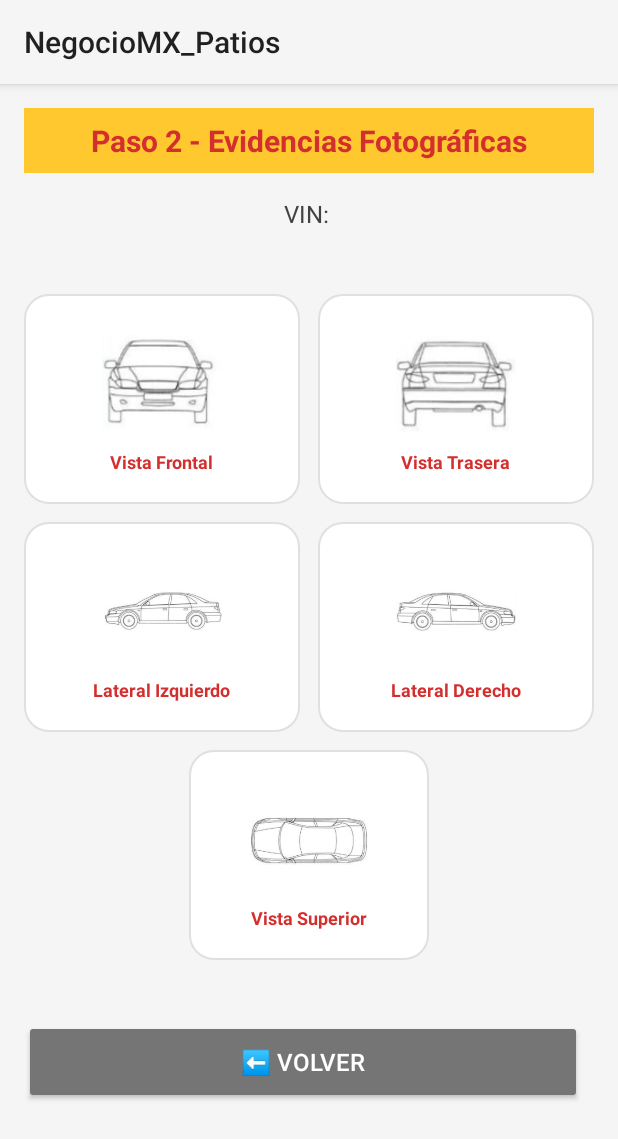
After one commit to MiguelOlea2060/NegocioMX_Patios, an Android app: the Paso2Fotos_Activity screen opened directly, with no data from a screen before it, on a phone screen of 412 x 824 dp. The commit adds this screen. Shown: the top 1139 px of the screen. Run offline under Robolectric (Android 15) with nearby library versions, the phone set to English and light mode, and no system bars.

Commit message:
Paso2Fotos

```diff
--- a/app/src/main/AndroidManifest.xml
+++ b/app/src/main/AndroidManifest.xml
@@ -35,6 +35,9 @@
         android:theme="@style/Theme.NegocioMX_POS"
         android:usesCleartextTraffic="true"
         tools:targetApi="31">
+        <activity
+            android:name=".Paso2Fotos_Activity"
+            android:exported="false" />
         <activity
             android:name=".Paso1Vin_Activity"
             android:exported="false" />
--- a/app/src/main/java/com/example/negociomx_patios/Paso1Vin_Activity.kt
+++ b/app/src/main/java/com/example/negociomx_patios/Paso1Vin_Activity.kt
@@ -1,6 +1,7 @@
 package com.example.negociomx_patios
 
 import android.Manifest
+import android.content.Intent
 import android.content.pm.PackageManager
 import android.graphics.Bitmap
 import android.graphics.BitmapFactory
@@ -224,9 +225,12 @@ class Paso1Vin_Activity : AppCompatActivity() {
             return
         }
 
-
-        Toast.makeText(this, "Navegando a sección de fotos...", Toast.LENGTH_SHORT).show()
-        limpiarFormulario()
+        // <CHANGE> Navegar a Paso2Fotos_Activity pasando el VIN y IdVehiculo
+        val intent = Intent(this, Paso2Fotos_Activity::class.java)
+        intent.putExtra("VIN", vehiculo.VIN)
+        intent.putExtra("IdVehiculo", vehiculo.Id)
+        intent.putExtra("MarcaModelo", "${vehiculo.Marca} - ${vehiculo.Modelo}")
+        startActivity(intent)
     }
 
 
--- /dev/null
+++ b/app/src/main/java/com/example/negociomx_patios/Paso2Fotos_Activity.kt
@@ -0,0 +1,218 @@
+package com.example.negociomx_patios
+
+import android.Manifest
+import android.content.Intent
+import android.content.pm.PackageManager
+import android.graphics.Bitmap
+import android.graphics.BitmapFactory
+import android.net.Uri
+import android.os.Bundle
+import android.provider.MediaStore
+import android.util.Log
+import android.view.View
+import android.widget.ImageView
+import android.widget.LinearLayout
+import android.widget.Toast
+import androidx.activity.result.contract.ActivityResultContracts
+import androidx.appcompat.app.AppCompatActivity
+import androidx.core.content.ContextCompat
+import androidx.core.content.FileProvider
+import androidx.lifecycle.lifecycleScope
+import com.example.negociomx_patios.databinding.ActivityPaso2FotosBinding
+import kotlinx.coroutines.launch
+import java.io.File
+import java.io.FileOutputStream
+import java.text.SimpleDateFormat
+import java.util.*
+
+class Paso2Fotos_Activity : AppCompatActivity() {
+
+    private lateinit var binding: ActivityPaso2FotosBinding
+    private var vinVehiculo: String = ""
+    private var idVehiculo: String = ""
+    private var marcaModelo: String = ""
+
+    private var currentPhotoType: Int = 0
+    private var fotoUri: Uri? = null
+    private val fotosCapturadas = mutableMapOf<Int, Bitmap>()
+    private var modoLectura = false
+
+    // Launcher para cámara
+    private val cameraLauncher = registerForActivityResult(ActivityResultContracts.TakePicture()) { success ->
+        if (success) {
+            procesarFotoCapturada()
+        }
+    }
+
+    // Launcher para permisos
+    private val permissionLauncher = registerForActivityResult(ActivityResultContracts.RequestPermission()) { granted ->
+        if (granted) {
+            abrirCamara(currentPhotoType)
+        } else {
+            Toast.makeText(this, "Permiso de cámara requerido", Toast.LENGTH_SHORT).show()
+        }
+    }
+
+    override fun onCreate(savedInstanceState: Bundle?) {
+        super.onCreate(savedInstanceState)
+        binding = ActivityPaso2FotosBinding.inflate(layoutInflater)
+        setContentView(binding.root)
+
+        obtenerDatosIntent()
+        configurarEventos()
+        verificarFotosExistentes()
+    }
+
+    private fun obtenerDatosIntent() {
+        vinVehiculo = intent.getStringExtra("VIN") ?: ""
+        idVehiculo = intent.getStringExtra("IdVehiculo") ?: ""
+        marcaModelo = intent.getStringExtra("MarcaModelo") ?: ""
+
+        binding.tvInfoVehiculo.text = "VIN: $vinVehiculo\n$marcaModelo"
+    }
+
+    private fun configurarEventos() {
+        // Configurar clicks en placeholders
+        binding.layoutFoto1.setOnClickListener { tomarFoto(1) }
+        binding.layoutFoto2.setOnClickListener { tomarFoto(2) }
+        binding.layoutFoto3.setOnClickListener { tomarFoto(3) }
+        binding.layoutFoto4.setOnClickListener { tomarFoto(4) }
+        binding.layoutFoto5.setOnClickListener { tomarFoto(5) }
+
+        // Botones
+        binding.btnVolver.setOnClickListener { finish() }
+        binding.btnGuardar.setOnClickListener { guardarFotos() }
+    }
+
+    private fun verificarFotosExistentes() {
+        // TODO: Consultar si ya existen fotos para este vehículo
+        // Si existen, cargarlas y activar modo lectura
+        lifecycleScope.launch {
+            try {
+                // Aquí iría la consulta a la base de datos
+                // Por ahora, asumimos que no hay fotos existentes
+                modoLectura = false
+                actualizarInterfaz()
+            } catch (e: Exception) {
+                Log.e("Paso2Fotos", "Error verificando fotos: ${e.message}")
+            }
+        }
+    }
+
+    private fun tomarFoto(tipoFoto: Int) {
+        if (modoLectura) {
+            Toast.makeText(this, "Las fotos ya están guardadas", Toast.LENGTH_SHORT).show()
+            return
+        }
+
+        currentPhotoType = tipoFoto
+
+        if (ContextCompat.checkSelfPermission(this, Manifest.permission.CAMERA) == PackageManager.PERMISSION_GRANTED) {
+            abrirCamara(tipoFoto)
+        } else {
+            permissionLauncher.launch(Manifest.permission.CAMERA)
+        }
+    }
+
+    private fun abrirCamara(tipoFoto: Int) {
+        try {
+            val photoFile = File(getExternalFilesDir(null), "temp_foto_$tipoFoto.jpg")
+            fotoUri = FileProvider.getUriForFile(this, "${packageName}.fileprovider", photoFile)
+            cameraLauncher.launch(fotoUri)
+        } catch (e: Exception) {
+            Toast.makeText(this, "Error abriendo cámara: ${e.message}", Toast.LENGTH_SHORT).show()
+        }
+    }
+
+    private fun procesarFotoCapturada() {
+        try {
+            fotoUri?.let { uri ->
+                val bitmap = BitmapFactory.decodeStream(contentResolver.openInputStream(uri))
+                fotosCapturadas[currentPhotoType] = bitmap
+
+                // Mostrar la foto en el ImageView correspondiente
+                val imageView = when (currentPhotoType) {
+                    1 -> binding.ivFoto1
+                    2 -> binding.ivFoto2
+                    3 -> binding.ivFoto3
+                    4 -> binding.ivFoto4
+                    5 -> binding.ivFoto5
+                    else -> null
+                }
+
+                imageView?.setImageBitmap(bitmap)
+                imageView?.scaleType = ImageView.ScaleType.CENTER_CROP
+
+                actualizarInterfaz()
+                Toast.makeText(this, "Foto capturada correctamente", Toast.LENGTH_SHORT).show()
+            }
+        } catch (e: Exception) {
+            Toast.makeText(this, "Error procesando foto: ${e.message}", Toast.LENGTH_SHORT).show()
+        }
+    }
+
+    private fun actualizarInterfaz() {
+        // Mostrar botón guardar si hay al menos una foto
+        binding.btnGuardar.visibility = if (fotosCapturadas.isNotEmpty() && !modoLectura) {
+            View.VISIBLE
+        } else {
+            View.GONE
+        }
+
+        // Actualizar apariencia de placeholders según modo
+        val layouts = listOf(
+            binding.layoutFoto1, binding.layoutFoto2, binding.layoutFoto3,
+            binding.layoutFoto4, binding.layoutFoto5
+        )
+
+        layouts.forEachIndexed { index, layout ->
+            layout.alpha = if (modoLectura) 0.7f else 1.0f
+        }
+    }
+
+    private fun guardarFotos() {
+        if (fotosCapturadas.isEmpty()) {
+            Toast.makeText(this, "No hay fotos para guardar", Toast.LENGTH_SHORT).show()
+            return
+        }
+
+        lifecycleScope.launch {
+            try {
+                // TODO: Implementar guardado en base de datos
+                // Por ahora, solo guardamos localmente
+
+                fotosCapturadas.forEach { (tipo, bitmap) ->
+                    guardarFotoLocal(bitmap, tipo)
+                }
+
+                Toast.makeText(this@Paso2Fotos_Activity, "Fotos guardadas correctamente", Toast.LENGTH_LONG).show()
+
+                // Activar modo lectura
+                modoLectura = true
+                actualizarInterfaz()
+
+            } catch (e: Exception) {
+                Toast.makeText(this@Paso2Fotos_Activity, "Error guardando fotos: ${e.message}", Toast.LENGTH_LONG).show()
+            }
+        }
+    }
+
+    private fun guardarFotoLocal(bitmap: Bitmap, tipo: Int) {
+        try {
+            val timestamp = SimpleDateFormat("yyyyMMdd_HHmmss", Locale.getDefault()).format(Date())
+            val filename = "vehiculo_${vinVehiculo}_tipo${tipo}_$timestamp.jpg"
+            val file = File(getExternalFilesDir("fotos_vehiculos"), filename)
+
+            file.parentFile?.mkdirs()
+
+            FileOutputStream(file).use { out ->
+                bitmap.compress(Bitmap.CompressFormat.JPEG, 90, out)
+            }
+
+            Log.d("Paso2Fotos", "Foto guardada: ${file.absolutePath}")
+
+        } catch (e: Exception) {
+            Log.e("Paso2Fotos", "Error guardando foto local: ${e.message}")
+        }
+    }
+}
--- a/app/src/main/java/com/example/negociomx_patios/Utils/ConexionSQLServer.kt
+++ b/app/src/main/java/com/example/negociomx_patios/Utils/ConexionSQLServer.kt
@@ -22,6 +22,7 @@ object ConexionSQLServer {
     private const val PORT = "1433"
 
 
+
     fun obtenerConexion(): Connection? {
         return try {
             Class.forName("net.sourceforge.jtds.jdbc.Driver")
--- /dev/null
+++ b/app/src/main/res/layout/activity_paso2_fotos.xml
@@ -0,0 +1,263 @@
+<?xml version="1.0" encoding="utf-8"?>
+<ScrollView xmlns:android="http://schemas.android.com/apk/res/android"
+    xmlns:app="http://schemas.android.com/apk/res/android"
+    android:layout_width="match_parent"
+    android:layout_height="match_parent"
+    android:background="#F5F5F5"
+    android:padding="16dp">
+
+    <LinearLayout
+        android:layout_width="match_parent"
+        android:layout_height="wrap_content"
+        android:orientation="vertical"
+        android:gravity="center_horizontal">
+
+        <!-- Título -->
+        <TextView
+            android:id="@+id/tvTitulo"
+            android:padding="8dp"
+            android:background="@color/naranja_ligero"
+            android:layout_width="match_parent"
+            android:layout_height="wrap_content"
+            android:text="Paso 2 - Evidencias Fotográficas"
+            android:textSize="20sp"
+            android:textStyle="bold"
+            android:textColor="@color/primary_auto"
+            android:gravity="center"
+            android:layout_marginBottom="16dp" />
+
+        <!-- Info del Vehículo -->
+        <TextView
+            android:id="@+id/tvInfoVehiculo"
+            android:layout_width="match_parent"
+            android:layout_height="wrap_content"
+            android:text="Vehículo: Cargando..."
+            android:textSize="16sp"
+            android:textColor="#424242"
+            android:gravity="center"
+            android:layout_marginBottom="24dp" />
+
+        <!-- Grid de Fotos 2x3 -->
+        <LinearLayout
+            android:layout_width="match_parent"
+            android:layout_height="wrap_content"
+            android:orientation="vertical">
+
+            <!-- Fila 1: Frontal y Trasera -->
+            <LinearLayout
+                android:layout_width="match_parent"
+                android:layout_height="wrap_content"
+                android:orientation="horizontal"
+                android:layout_marginBottom="12dp">
+
+                <!-- Foto 1: Frontal -->
+                <LinearLayout
+                    android:id="@+id/layoutFoto1"
+                    android:layout_width="0dp"
+                    android:layout_height="140dp"
+                    android:layout_weight="1"
+                    android:orientation="vertical"
+                    android:background="@drawable/card_background"
+                    android:padding="8dp"
+                    android:layout_marginEnd="6dp"
+                    android:gravity="center"
+                    android:clickable="true">
+
+                    <ImageView
+                        android:id="@+id/ivFoto1"
+                        android:layout_width="80dp"
+                        android:layout_height="80dp"
+                        android:src="@drawable/placeholder_frontal"
+                        android:scaleType="centerInside" />
+
+                    <TextView
+                        android:layout_width="wrap_content"
+                        android:layout_height="wrap_content"
+                        android:text="Vista Frontal"
+                        android:textSize="12sp"
+                        android:textColor="@color/primary_auto"
+                        android:textStyle="bold"
+                        android:layout_marginTop="4dp" />
+
+                </LinearLayout>
+
+                <!-- Foto 2: Trasera -->
+                <LinearLayout
+                    android:id="@+id/layoutFoto2"
+                    android:layout_width="0dp"
+                    android:layout_height="140dp"
+                    android:layout_weight="1"
+                    android:orientation="vertical"
+                    android:background="@drawable/card_background"
+                    android:padding="8dp"
+                    android:layout_marginStart="6dp"
+                    android:gravity="center"
+                    android:clickable="true">
+
+                    <ImageView
+                        android:id="@+id/ivFoto2"
+                        android:layout_width="80dp"
+                        android:layout_height="80dp"
+                        android:src="@drawable/placeholder_trasera"
+                        android:scaleType="centerInside" />
+
+                    <TextView
+                        android:layout_width="wrap_content"
+                        android:layout_height="wrap_content"
+                        android:text="Vista Trasera"
+                        android:textSize="12sp"
+                        android:textColor="@color/primary_auto"
+                        android:textStyle="bold"
+                        android:layout_marginTop="4dp" />
+
+                </LinearLayout>
+
+            </LinearLayout>
+
+            <!-- Fila 2: Laterales -->
+            <LinearLayout
+                android:layout_width="match_parent"
+                android:layout_height="wrap_content"
+                android:orientation="horizontal"
+                android:layout_marginBottom="12dp">
+
+                <!-- Foto 3: Lateral Izquierdo -->
+                <LinearLayout
+                    android:id="@+id/layoutFoto3"
+                    android:layout_width="0dp"
+                    android:layout_height="140dp"
+                    android:layout_weight="1"
+                    android:orientation="vertical"
+                    android:background="@drawable/card_background"
+                    android:padding="8dp"
+                    android:layout_marginEnd="6dp"
+                    android:gravity="center"
+                    android:clickable="true">
+
+                    <ImageView
+                        android:id="@+id/ivFoto3"
+                        android:layout_width="80dp"
+                        android:layout_height="80dp"
+                        android:src="@drawable/placeholder_lateral_izq"
+                        android:scaleType="centerInside" />
+
+                    <TextView
+                        android:layout_width="wrap_content"
+                        android:layout_height="wrap_content"
+                        android:text="Lateral Izquierdo"
+                        android:textSize="12sp"
+                        android:textColor="@color/primary_auto"
+                        android:textStyle="bold"
+                        android:layout_marginTop="4dp" />
+
+                </LinearLayout>
+
+                <!-- Foto 4: Lateral Derecho -->
+                <LinearLayout
+                    android:id="@+id/layoutFoto4"
+                    android:layout_width="0dp"
+                    android:layout_height="140dp"
+                    android:layout_weight="1"
+                    android:orientation="vertical"
+                    android:background="@drawable/card_background"
+                    android:padding="8dp"
+                    android:layout_marginStart="6dp"
+                    android:gravity="center"
+                    android:clickable="true">
+
+                    <ImageView
+                        android:id="@+id/ivFoto4"
+                        android:layout_width="80dp"
+                        android:layout_height="80dp"
+                        android:src="@drawable/placeholder_lateral_der"
+                        android:scaleType="centerInside" />
+
+                    <TextView
+                        android:layout_width="wrap_content"
+                        android:layout_height="wrap_content"
+                        android:text="Lateral Derecho"
+                        android:textSize="12sp"
+                        android:textColor="@color/primary_auto"
+                        android:textStyle="bold"
+                        android:layout_marginTop="4dp" />
+
+                </LinearLayout>
+
+            </LinearLayout>
+
+            <!-- Fila 3: Superior (centrada) -->
+            <LinearLayout
+                android:layout_width="match_parent"
+                android:layout_height="wrap_content"
+                android:orientation="horizontal"
+                android:gravity="center"
+                android:layout_marginBottom="24dp">
+
+                <!-- Foto 5: Superior -->
+                <LinearLayout
+                    android:id="@+id/layoutFoto5"
+                    android:layout_width="160dp"
+                    android:layout_height="140dp"
+                    android:orientation="vertical"
+                    android:background="@drawable/card_background"
+                    android:padding="8dp"
+                    android:gravity="center"
+                    android:clickable="true">
+
+                    <ImageView
+                        android:id="@+id/ivFoto5"
+                        android:layout_width="80dp"
+                        android:layout_height="80dp"
+                        android:src="@drawable/placeholder_superior"
+                        android:scaleType="centerInside" />
+
+                    <TextView
+                        android:layout_width="wrap_content"
+                        android:layout_height="wrap_content"
+                        android:text="Vista Superior"
+                        android:textSize="12sp"
+                        android:textColor="@color/primary_auto"
+                        android:textStyle="bold"
+                        android:layout_marginTop="4dp" />
+
+                </LinearLayout>
+
+            </LinearLayout>
+
+        </LinearLayout>
+
+        <!-- Botones -->
+        <LinearLayout
+            android:layout_width="match_parent"
+            android:layout_height="wrap_content"
+            android:orientation="horizontal"
+            android:layout_marginTop="16dp">
+
+            <Button
+                android:id="@+id/btnVolver"
+                android:layout_width="0dp"
+                android:layout_height="56dp"
+                android:layout_weight="1"
+                android:text="⬅️ VOLVER"
+                android:backgroundTint="#757575"
+                android:textColor="@android:color/white"
+                android:textSize="16sp"
+                android:layout_marginEnd="8dp" />
+
+            <Button
+                android:id="@+id/btnGuardar"
+                android:layout_width="0dp"
+                android:layout_height="56dp"
+                android:layout_weight="1"
+                android:text="💾 GUARDAR"
+                android:backgroundTint="@color/primary_auto"
+                android:textColor="@android:color/white"
+                android:textSize="16sp"
+                android:layout_marginStart="8dp"
+                android:visibility="gone" />
+
+        </LinearLayout>
+
+    </LinearLayout>
+
+</ScrollView>
```
Also changed, not shown: app/src/main/res/drawable/placeholder_frontal.jpg (added), app/src/main/res/drawable/placeholder_lateral_der.jpg (added), app/src/main/res/drawable/placeholder_lateral_izq.jpg (added), app/src/main/res/drawable/placeholder_superior.jpg (added), app/src/main/res/drawable/placeholder_trasera.jpg (added).
